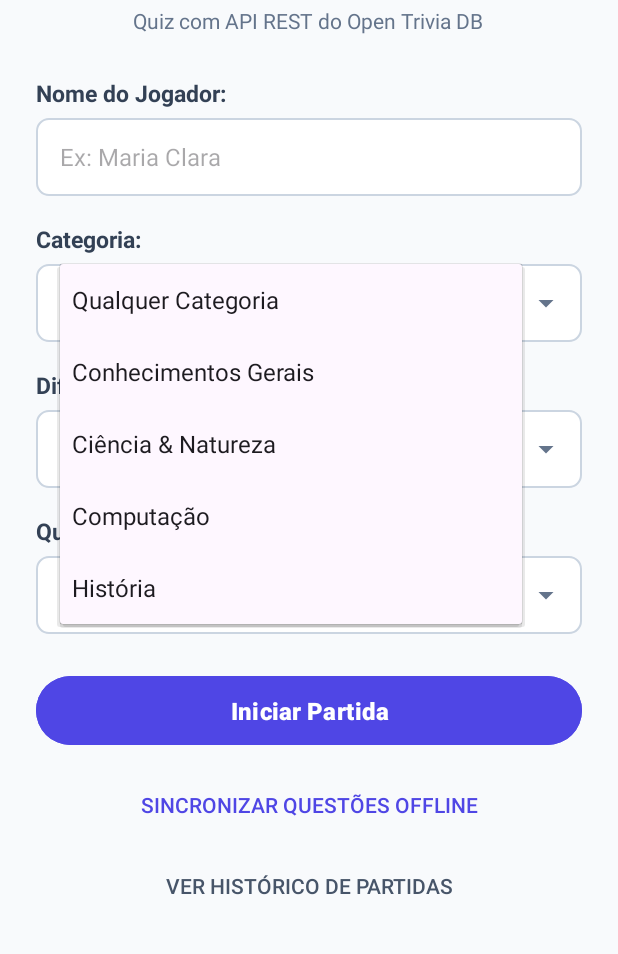
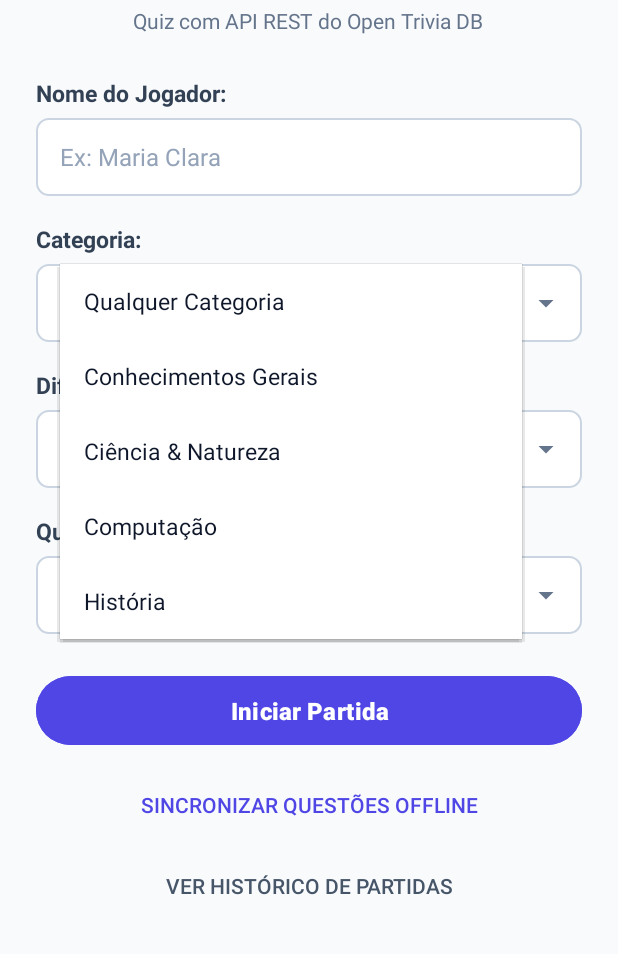
Before and after one commit to FranciscoAnderson2/trabalho-de-mobile, an Android app: the screen it shows after launch (MainActivity), after a tap on "Qualquer Categoria", on a phone screen of 412 x 824 dp, the part 233-1187 px from its top. Run offline under Robolectric (Android 15) with nearby library versions, the phone set to English and light mode, and no system bars.

Commit message:
Correcao de contraste no celular: cores pretas nitidas no historico e seletores

```diff
--- a/app/src/main/java/com/example/triviamaster/HistoryActivity.java
+++ b/app/src/main/java/com/example/triviamaster/HistoryActivity.java
@@ -66,7 +66,7 @@ public class HistoryActivity extends AppCompatActivity {
         } else {
             txtSemHistorico.setVisibility(View.GONE);
             listViewHistorico.setVisibility(View.VISIBLE);
-            ArrayAdapter<String> adaptadorDaLista = new ArrayAdapter<>(this, android.R.layout.simple_list_item_1, listaFormatada);
+            ArrayAdapter<String> adaptadorDaLista = new ArrayAdapter<>(this, R.layout.item_historico, listaFormatada);
             listViewHistorico.setAdapter(adaptadorDaLista);
         }
     }
--- a/app/src/main/java/com/example/triviamaster/MainActivity.java
+++ b/app/src/main/java/com/example/triviamaster/MainActivity.java
@@ -37,6 +37,7 @@ public class MainActivity extends AppCompatActivity {
 
     @Override
     protected void onCreate(Bundle savedInstanceState) {
+        androidx.appcompat.app.AppCompatDelegate.setDefaultNightMode(androidx.appcompat.app.AppCompatDelegate.MODE_NIGHT_NO);
         super.onCreate(savedInstanceState);
         setContentView(R.layout.activity_main);
 
@@ -62,17 +63,20 @@ public class MainActivity extends AppCompatActivity {
     private void configurarSpinners() {
         // Categorias simples
         String[] categorias = {"Qualquer Categoria", "Conhecimentos Gerais", "Ciência & Natureza", "Computação", "História"};
-        ArrayAdapter<String> adaptadorCategorias = new ArrayAdapter<>(this, android.R.layout.simple_spinner_dropdown_item, categorias);
+        ArrayAdapter<String> adaptadorCategorias = new ArrayAdapter<>(this, R.layout.item_spinner_selecionado, categorias);
+        adaptadorCategorias.setDropDownViewResource(R.layout.item_spinner_dropdown);
         spinnerCategoria.setAdapter(adaptadorCategorias);
 
         // Dificuldade
         String[] dificuldades = {"Qualquer", "Fácil", "Médio", "Difícil"};
-        ArrayAdapter<String> adaptadorDificuldades = new ArrayAdapter<>(this, android.R.layout.simple_spinner_dropdown_item, dificuldades);
+        ArrayAdapter<String> adaptadorDificuldades = new ArrayAdapter<>(this, R.layout.item_spinner_selecionado, dificuldades);
+        adaptadorDificuldades.setDropDownViewResource(R.layout.item_spinner_dropdown);
         spinnerDificuldade.setAdapter(adaptadorDificuldades);
 
         // Quantidade de questões
         String[] quantidades = {"5", "10", "15"};
-        ArrayAdapter<String> adaptadorQuantidades = new ArrayAdapter<>(this, android.R.layout.simple_spinner_dropdown_item, quantidades);
+        ArrayAdapter<String> adaptadorQuantidades = new ArrayAdapter<>(this, R.layout.item_spinner_selecionado, quantidades);
+        adaptadorQuantidades.setDropDownViewResource(R.layout.item_spinner_dropdown);
         spinnerQuantidade.setAdapter(adaptadorQuantidades);
     }
 
--- a/app/src/main/res/layout/activity_main.xml
+++ b/app/src/main/res/layout/activity_main.xml
@@ -58,6 +58,7 @@
             android:background="@drawable/bg_input"
             android:paddingHorizontal="16dp"
             android:textColor="#0F172A"
+            android:textColorHint="#94A3B8"
             android:textSize="16sp"
             android:layout_marginBottom="18dp" />
 
@@ -76,6 +77,7 @@
             android:layout_width="match_parent"
             android:layout_height="52dp"
             android:background="@drawable/bg_spinner"
+            android:popupBackground="#FFFFFF"
             android:paddingStart="16dp"
             android:paddingEnd="40dp"
             android:layout_marginBottom="18dp" />
@@ -95,6 +97,7 @@
             android:layout_width="match_parent"
             android:layout_height="52dp"
             android:background="@drawable/bg_spinner"
+            android:popupBackground="#FFFFFF"
             android:paddingStart="16dp"
             android:paddingEnd="40dp"
             android:layout_marginBottom="18dp" />
@@ -114,6 +117,7 @@
             android:layout_width="match_parent"
             android:layout_height="52dp"
             android:background="@drawable/bg_spinner"
+            android:popupBackground="#FFFFFF"
             android:paddingStart="16dp"
             android:paddingEnd="40dp"
             android:layout_marginBottom="24dp" />
--- /dev/null
+++ b/app/src/main/res/layout/item_historico.xml
@@ -0,0 +1,13 @@
+<?xml version="1.0" encoding="utf-8"?>
+<!-- Layout de cada linha do Histórico de Partidas: Cor preta nítida garantida (#0F172A) em qualquer celular -->
+<TextView xmlns:android="http://schemas.android.com/apk/res/android"
+    android:id="@android:id/text1"
+    android:layout_width="match_parent"
+    android:layout_height="wrap_content"
+    android:paddingStart="4dp"
+    android:paddingEnd="4dp"
+    android:paddingTop="12dp"
+    android:paddingBottom="12dp"
+    android:textColor="#0F172A"
+    android:textSize="15sp"
+    android:lineSpacingExtra="3dp" />
--- /dev/null
+++ b/app/src/main/res/layout/item_spinner_dropdown.xml
@@ -0,0 +1,12 @@
+<?xml version="1.0" encoding="utf-8"?>
+<!-- Cada item do menu aberto do seletor: fundo branco (#FFFFFF) e texto preto nítido (#0F172A) -->
+<TextView xmlns:android="http://schemas.android.com/apk/res/android"
+    android:id="@android:id/text1"
+    android:layout_width="match_parent"
+    android:layout_height="50dp"
+    android:gravity="center_vertical"
+    android:paddingStart="16dp"
+    android:paddingEnd="16dp"
+    android:textColor="#0F172A"
+    android:textSize="15sp"
+    android:background="#FFFFFF" />
--- /dev/null
+++ b/app/src/main/res/layout/item_spinner_selecionado.xml
@@ -0,0 +1,11 @@
+<?xml version="1.0" encoding="utf-8"?>
+<!-- Texto selecionado no seletor fechado: preto escuro nítido (#0F172A) -->
+<TextView xmlns:android="http://schemas.android.com/apk/res/android"
+    android:id="@android:id/text1"
+    android:layout_width="match_parent"
+    android:layout_height="match_parent"
+    android:gravity="center_vertical"
+    android:textColor="#0F172A"
+    android:textSize="15sp"
+    android:ellipsize="end"
+    android:singleLine="true" />
--- a/app/src/main/res/values/themes.xml
+++ b/app/src/main/res/values/themes.xml
@@ -1,8 +1,12 @@
 <resources>
-    <!-- Tema padrão do aplicativo -->
-    <style name="Theme.TriviaMaster" parent="Theme.Material3.DayNight.NoActionBar">
+    <!-- Tema do aplicativo: forçado em Modo Claro (Light) para garantir contraste em qualquer celular -->
+    <style name="Theme.TriviaMaster" parent="Theme.Material3.Light.NoActionBar">
         <item name="colorPrimary">@color/primary</item>
         <item name="android:statusBarColor">@color/primary_dark</item>
         <item name="android:windowBackground">@color/background</item>
+        <item name="android:textColorPrimary">@color/texto_principal</item>
+        <item name="android:textColorSecondary">@color/texto_secundario</item>
+        <item name="colorSurface">@color/surface</item>
+        <item name="colorOnSurface">@color/texto_principal</item>
     </style>
 </resources>
```
